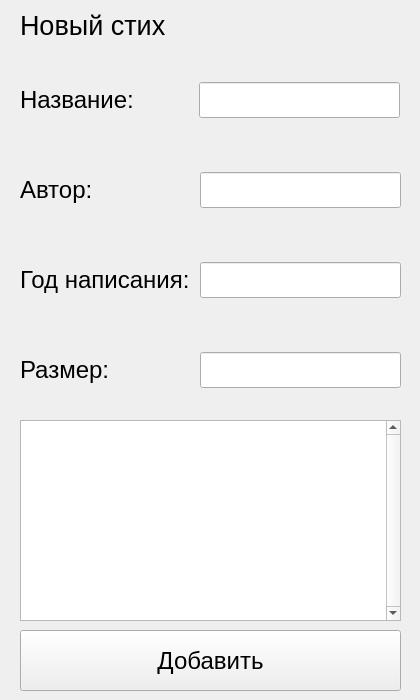
Above: UIs/VerseCreationForm.ui from Krahjotdaan/LearningPoem before the change. Below: the same form after it.
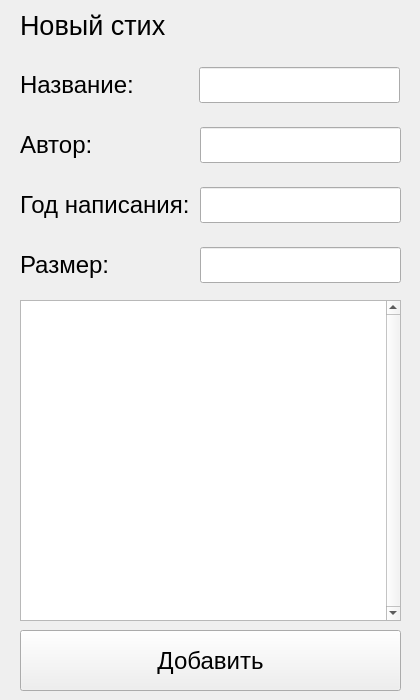
That is the form after the change.

Commit message: Style: refreshed CreationForm, EditForm and OpenForm

What changed in the file:
```diff
--- a/UIs/VerseCreationForm.ui
+++ b/UIs/VerseCreationForm.ui
@@ -20,7 +20,7 @@
       <x>20</x>
       <y>60</y>
       <width>171</width>
-      <height>80</height>
+      <height>51</height>
      </rect>
     </property>
     <layout class="QVBoxLayout" name="verticalLayout">
@@ -39,7 +39,7 @@
       <x>199</x>
       <y>60</y>
       <width>201</width>
-      <height>80</height>
+      <height>51</height>
      </rect>
     </property>
     <layout class="QVBoxLayout" name="verticalLayout_2">
@@ -58,9 +58,9 @@
     <property name="geometry">
      <rect>
       <x>20</x>
-      <y>150</y>
+      <y>120</y>
       <width>171</width>
-      <height>80</height>
+      <height>51</height>
      </rect>
     </property>
     <layout class="QVBoxLayout" name="verticalLayout_3">
@@ -77,9 +77,9 @@
     <property name="geometry">
      <rect>
       <x>200</x>
-      <y>150</y>
+      <y>120</y>
       <width>201</width>
-      <height>80</height>
+      <height>51</height>
      </rect>
     </property>
     <layout class="QVBoxLayout" name="verticalLayout_4">
@@ -98,9 +98,9 @@
     <property name="geometry">
      <rect>
       <x>20</x>
-      <y>240</y>
-      <width>172</width>
-      <height>80</height>
+      <y>180</y>
+      <width>176</width>
+      <height>51</height>
      </rect>
     </property>
     <layout class="QVBoxLayout" name="verticalLayout_5">
@@ -117,9 +117,9 @@
     <property name="geometry">
      <rect>
       <x>200</x>
-      <y>240</y>
+      <y>180</y>
       <width>201</width>
-      <height>80</height>
+      <height>51</height>
      </rect>
     </property>
     <layout class="QVBoxLayout" name="verticalLayout_6">
@@ -138,14 +138,19 @@
     <property name="geometry">
      <rect>
       <x>20</x>
-      <y>420</y>
+      <y>300</y>
       <width>381</width>
-      <height>201</height>
+      <height>321</height>
      </rect>
     </property>
     <layout class="QVBoxLayout" name="verticalLayout_7">
      <item>
       <widget class="QTextEdit" name="verse_text">
+       <property name="font">
+        <font>
+         <pointsize>16</pointsize>
+        </font>
+       </property>
        <property name="verticalScrollBarPolicy">
         <enum>Qt::ScrollBarAlwaysOn</enum>
        </property>
@@ -157,9 +162,9 @@
     <property name="geometry">
      <rect>
       <x>200</x>
-      <y>330</y>
+      <y>240</y>
       <width>201</width>
-      <height>80</height>
+      <height>51</height>
      </rect>
     </property>
     <layout class="QVBoxLayout" name="verticalLayout_10">
@@ -184,9 +189,9 @@
     <property name="geometry">
      <rect>
       <x>20</x>
-      <y>330</y>
+      <y>240</y>
       <width>171</width>
-      <height>80</height>
+      <height>51</height>
      </rect>
     </property>
     <layout class="QVBoxLayout" name="verticalLayout_11">
```
The commit also changes 2 other files.
